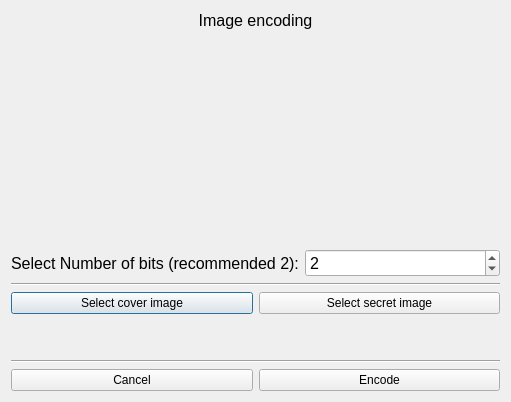
Qt form GUI/xml/encode.ui (Aqcurate/lsb-steganography) before a commit.
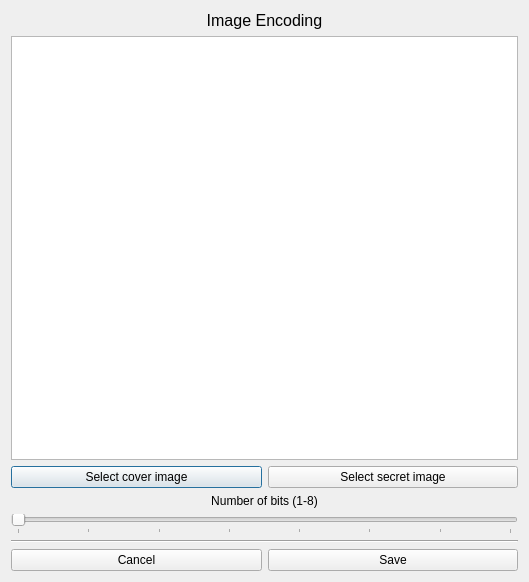
The same form after that commit.

Commit message: Revamp encoding tool. Apply small UI fixes

The edit to the form file:
```diff
--- a/GUI/xml/encode.ui
+++ b/GUI/xml/encode.ui
@@ -6,8 +6,8 @@
    <rect>
     <x>0</x>
     <y>0</y>
-    <width>511</width>
-    <height>402</height>
+    <width>529</width>
+    <height>582</height>
    </rect>
   </property>
   <property name="windowTitle">
@@ -24,55 +24,17 @@
         </font>
        </property>
        <property name="text">
-        <string>Image encoding</string>
+        <string>Image Encoding</string>
        </property>
        <property name="alignment">
         <set>Qt::AlignHCenter|Qt::AlignTop</set>
        </property>
       </widget>
      </item>
-     <item>
-      <layout class="QHBoxLayout" name="horizontalLayout">
-       <item>
-        <widget class="QLabel" name="label_2">
-         <property name="font">
-          <font>
-           <pointsize>12</pointsize>
-          </font>
-         </property>
-         <property name="text">
-          <string>Select Number of bits (recommended 2):</string>
-         </property>
-        </widget>
-       </item>
-       <item>
-        <widget class="QSpinBox" name="encode_bits_spin">
-         <property name="font">
-          <font>
-           <pointsize>12</pointsize>
-          </font>
-         </property>
-         <property name="minimum">
-          <number>1</number>
-         </property>
-         <property name="maximum">
-          <number>8</number>
-         </property>
-         <property name="value">
-          <number>2</number>
-         </property>
-        </widget>
-       </item>
-      </layout>
-     </item>
     </layout>
    </item>
    <item>
-    <widget class="Line" name="line">
-     <property name="orientation">
-      <enum>Qt::Horizontal</enum>
-     </property>
-    </widget>
+    <widget class="QGraphicsView" name="encode_graphic"/>
    </item>
    <item>
     <layout class="QHBoxLayout" name="horizontalLayout_3">
@@ -93,20 +55,33 @@
     </layout>
    </item>
    <item>
-    <spacer name="verticalSpacer">
+    <widget class="QLabel" name="label_2">
+     <property name="text">
+      <string>Number of bits (1-8)</string>
+     </property>
+     <property name="alignment">
+      <set>Qt::AlignCenter</set>
+     </property>
+    </widget>
+   </item>
+   <item>
+    <widget class="QSlider" name="encode_slider">
+     <property name="minimum">
+      <number>1</number>
+     </property>
+     <property name="maximum">
+      <number>8</number>
+     </property>
      <property name="orientation">
-      <enum>Qt::Vertical</enum>
+      <enum>Qt::Horizontal</enum>
      </property>
-     <property name="sizeType">
-      <enum>QSizePolicy::Minimum</enum>
+     <property name="tickPosition">
+      <enum>QSlider::TicksBelow</enum>
      </property>
-     <property name="sizeHint" stdset="0">
-      <size>
-       <width>20</width>
-       <height>40</height>
-      </size>
+     <property name="tickInterval">
+      <number>1</number>
      </property>
-    </spacer>
+    </widget>
    </item>
    <item>
     <widget class="Line" name="line_2">
@@ -130,7 +105,7 @@
      <item>
       <widget class="QPushButton" name="encode_submit_btn">
        <property name="text">
-        <string>Encode</string>
+        <string>Save</string>
        </property>
       </widget>
      </item>
```
Left out of the diff: 2 changed lines with no effect on the pictures. The commit also changes 7 other files.
